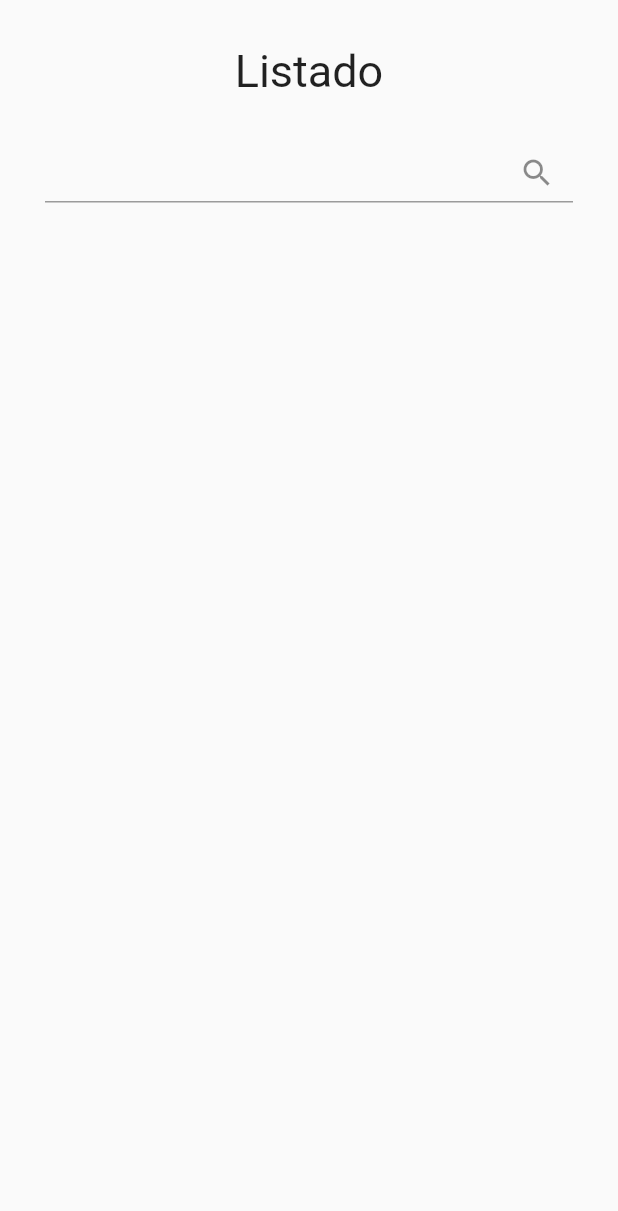
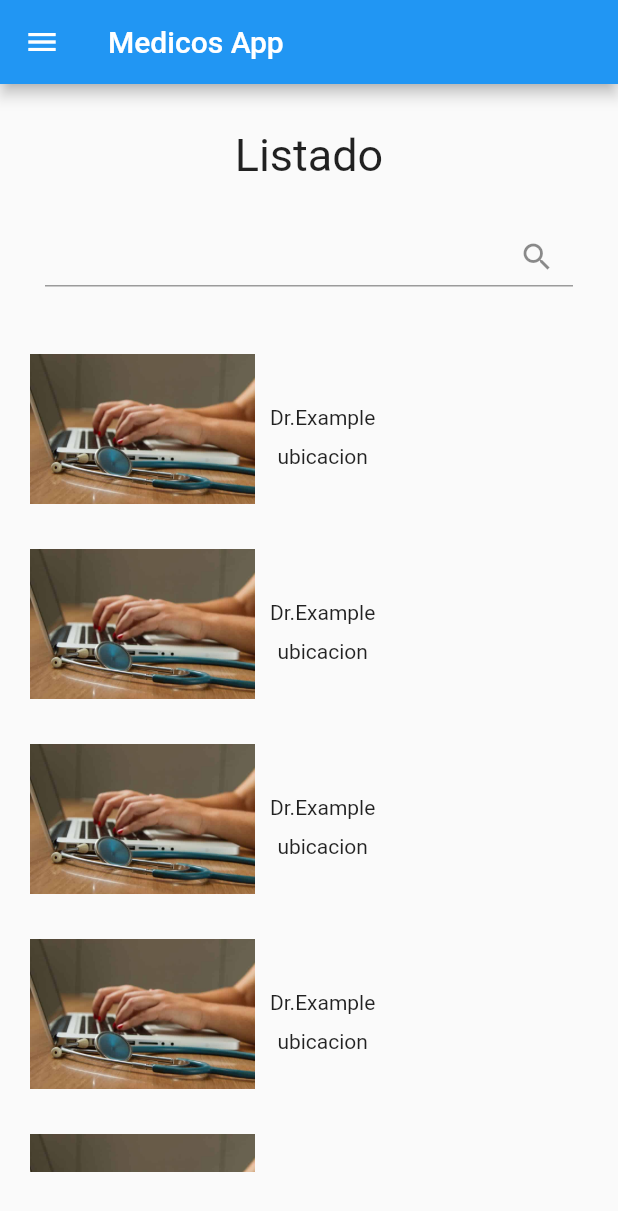
Before and after one commit to manereales/Medicos_App, a Flutter app: the listado screen opened directly, on a phone screen of 412 x 824 dp. Shown: the top 1211 px of the screen. Run offline on Flutter 3.47's test engine with Material 2 defaults, Android fonts, the phone set to English and light mode, and no system bars; network calls fail.

Commit message:
vista listado

```diff
--- a/medicos_app/lib/main.dart
+++ b/medicos_app/lib/main.dart
@@ -1,6 +1,7 @@
 import 'package:flutter/material.dart';
 import 'package:flutter/services.dart';
 import 'package:medicos_app/page/homepage.dart';
+import 'package:medicos_app/page/listado.dart';
 import 'package:medicos_app/widget/button_widget.dart';
 import 'package:medicos_app/widget/navigation_drawer_widget.dart';
 
--- a/medicos_app/lib/page/listado.dart
+++ b/medicos_app/lib/page/listado.dart
@@ -1,5 +1,6 @@
 import 'package:flutter/material.dart';
 import 'package:medicos_app/widget/navigation_drawer_widget.dart';
+import 'package:medicos_app/widget/object_squares.dart';
 
 class listado extends StatelessWidget {
   const listado({Key? key}) : super(key: key);
@@ -8,6 +9,9 @@ class listado extends StatelessWidget {
   Widget build(BuildContext context) {
     return Scaffold(
       drawer: NavigationDrawerWidget(),
+      appBar: AppBar(
+        title: Text("Medicos App"),
+      ),
       body: Column(
         children: <Widget>[cuerpoapp()],
       ),
@@ -34,7 +38,7 @@ class listado extends StatelessWidget {
           SizedBox(
             height: 20,
           ),
-          //listadoV("tituloMovie", ObjectSquares(), 7)
+          listadoV("tituloMovie", ObjectSquares(), 7)
         ],
       ),
     );
--- a/medicos_app/lib/page/user_page.dart
+++ b/medicos_app/lib/page/user_page.dart
@@ -13,7 +13,7 @@ class UserPage extends StatelessWidget {
   @override
   Widget build(BuildContext context) => Scaffold(
         appBar: AppBar(
-          backgroundColor: Colors.pink,
+          backgroundColor: Colors.blue,
           title: Text(name),
           centerTitle: true,
         ),
--- /dev/null
+++ b/medicos_app/lib/widget/object_squares.dart
@@ -0,0 +1,35 @@
+import 'package:flutter/material.dart';
+
+class ObjectSquares extends StatelessWidget {
+
+  @override
+  Widget build(BuildContext context) {
+    return Row
+    (
+      children: <Widget>
+      [
+        Padding(padding: EdgeInsets.symmetric(horizontal: 10, vertical: 65)),
+        Container
+        (
+          child: Image.asset('assets/img/splash.jpg',
+          width: 150,
+          fit: BoxFit.cover,
+          ),
+        ),
+        SizedBox(width: 10,),
+        Column
+        (
+          children: <Widget>
+          [
+            SizedBox(width: 20.0, height: 10,),
+            Text("Dr.Example"),
+            SizedBox(width: 20.0, height: 10,),
+            Text("ubicacion"),
+          ],
+        )
+
+
+      ],
+    );
+  }
+}
```
Also changed, not shown: medicos_app/lib/page/favourites_page.dart (deleted, +0 -12 lines), medicos_app/lib/page/people_page.dart (deleted, +0 -13 lines), medicos_app/lib/page/perfil.dart (+39 -0 lines), medicos_app/lib/widget/navigation_drawer_widget.dart (+15 -13 lines).
